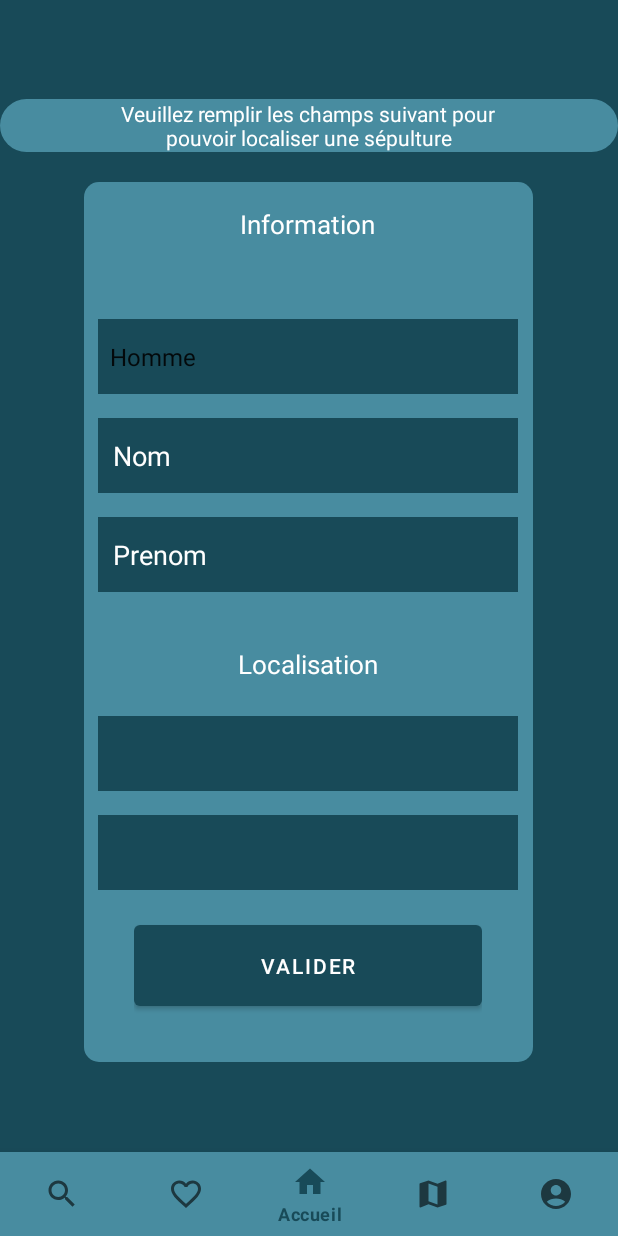
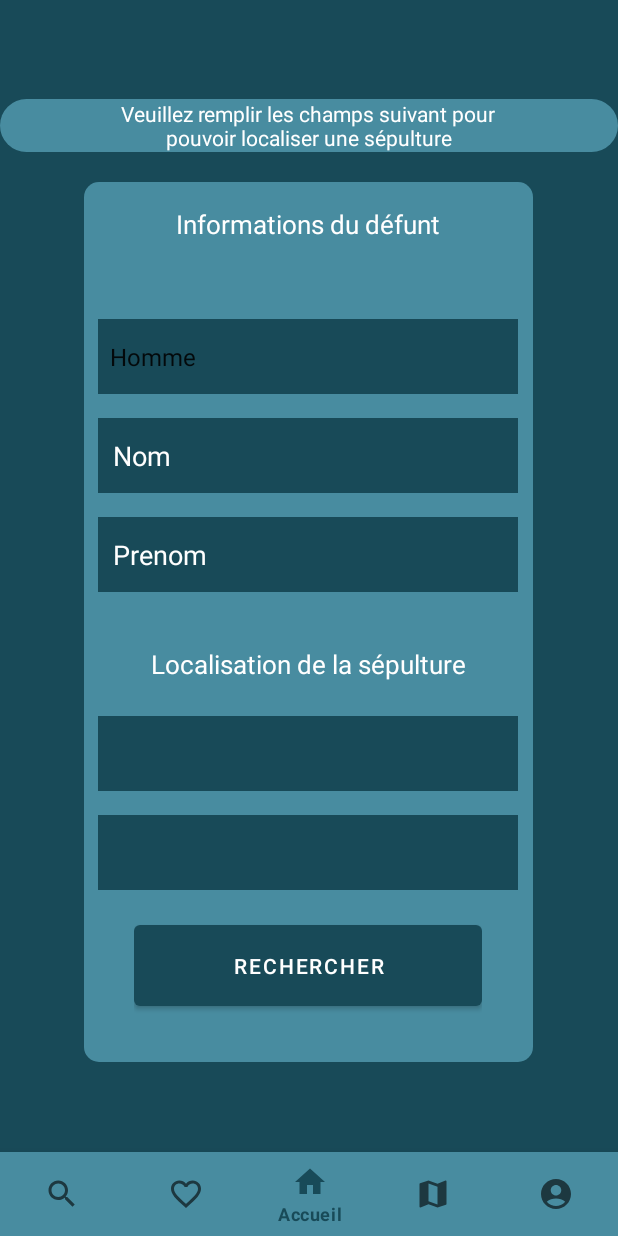
Before and after one commit to Suhhushi/E-thanaV2, an Android app: the SearchFragment screen opened through its navigation route, item 3 of the bottom bar chosen, on a phone screen of 412 x 824 dp. Run offline under Robolectric (Android 15) with nearby library versions, the phone set to English and light mode, and no system bars; our stand-ins replace navigation-ui.

Commit message:
test recherche defunt

```diff
--- a/app/src/main/res/layout/fragment_search.xml
+++ b/app/src/main/res/layout/fragment_search.xml
@@ -62,7 +62,7 @@
                             android:layout_width="wrap_content"
                             android:layout_height="wrap_content"
                             android:gravity="center"
-                            android:text="Information"
+                            android:text="Informations du défunt"
                             android:textColor="#FFFFFF"
                             android:textSize="17sp" />
                     </LinearLayout>
@@ -143,7 +143,7 @@
                             android:layout_width="wrap_content"
                             android:layout_height="wrap_content"
                             android:gravity="bottom"
-                            android:text="Localisation"
+                            android:text="Localisation de la sépulture"
                             android:textColor="#FFFFFF"
                             android:textSize="17sp" />
                     </LinearLayout>
@@ -182,10 +182,10 @@
                         android:paddingTop="10dp">
 
                         <Button
-                            android:id="@+id/btnValider"
+                            android:id="@+id/btnRechercher"
                             android:layout_width="match_parent"
                             android:layout_height="66dp"
-                            android:text="Valider" />
+                            android:text="RECHERCHER" />
                     </LinearLayout>
 
                 </LinearLayout>
--- a/app/src/main/res/layout/fragment_sepulture.xml
+++ b/app/src/main/res/layout/fragment_sepulture.xml
@@ -35,7 +35,7 @@
                         android:layout_width="match_parent"
                         android:layout_height="wrap_content"
                         android:gravity="center"
-                        android:text="Itiniraire" />
+                        android:text="@string/title_sepulture" />
                 </LinearLayout>
             </LinearLayout>
 
```
Also changed, not shown: app/src/main/java/com/sitcom/software/e_thanas/ui/search/SearchFragment.kt (+47 -0 lines), app/src/main/java/com/sitcom/software/e_thanas/ui/sepultures/SepultureFragment.kt (+26 -32 lines).
